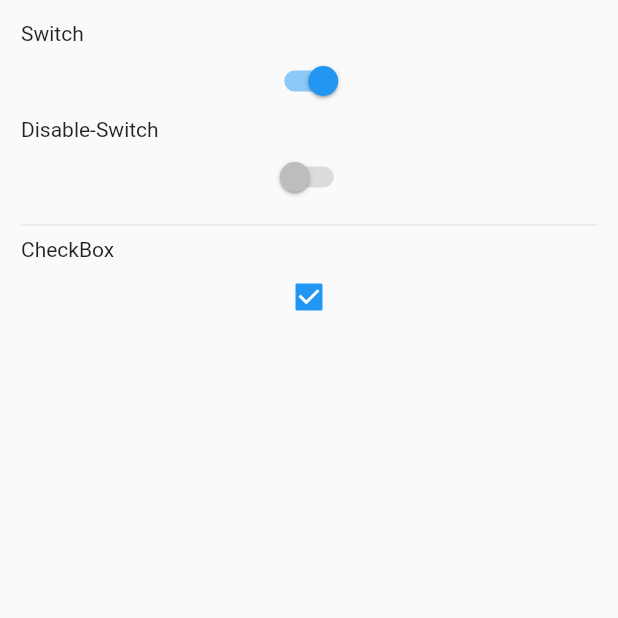
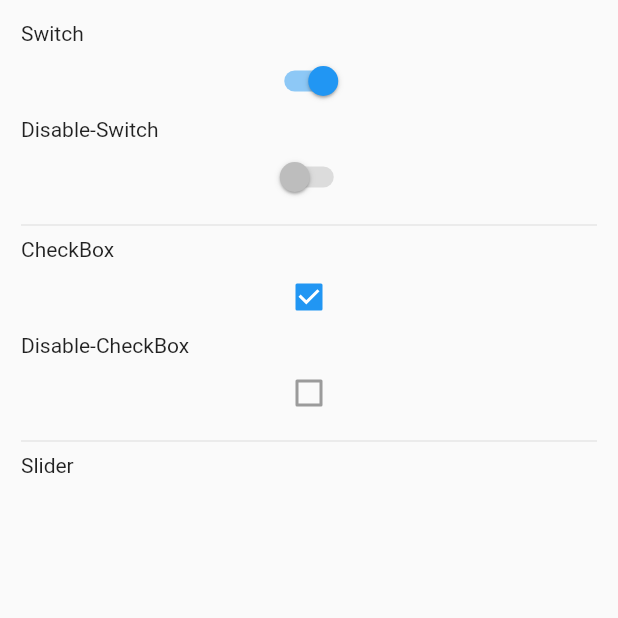
Before and after one commit to Bill-Zuckuberg/lt_ortherwidget, a Flutter app: the screen it shows after launch, on a phone screen of 412 x 824 dp, the top half of it. Run offline on Flutter 3.47's test engine with Material 2 defaults, Android fonts, the phone set to English and light mode, and no system bars.

Commit message:
Created  switch and checkbox

```diff
--- a/lib/main.dart
+++ b/lib/main.dart
@@ -48,7 +48,13 @@ class _OtherStatefulWidget_State extends State<OtherStatefulWidget> {
                 setState(() {
                   _checkBoxVal = chkVal;
                 });
-              })
+              }),
+          const Text("Disable-CheckBox"),
+          const Center(
+            child: Checkbox(value: false, onChanged: null),
+          ),
+          const Divider(),
+          const Text("Slider"),
         ],
       ),
     );
```
